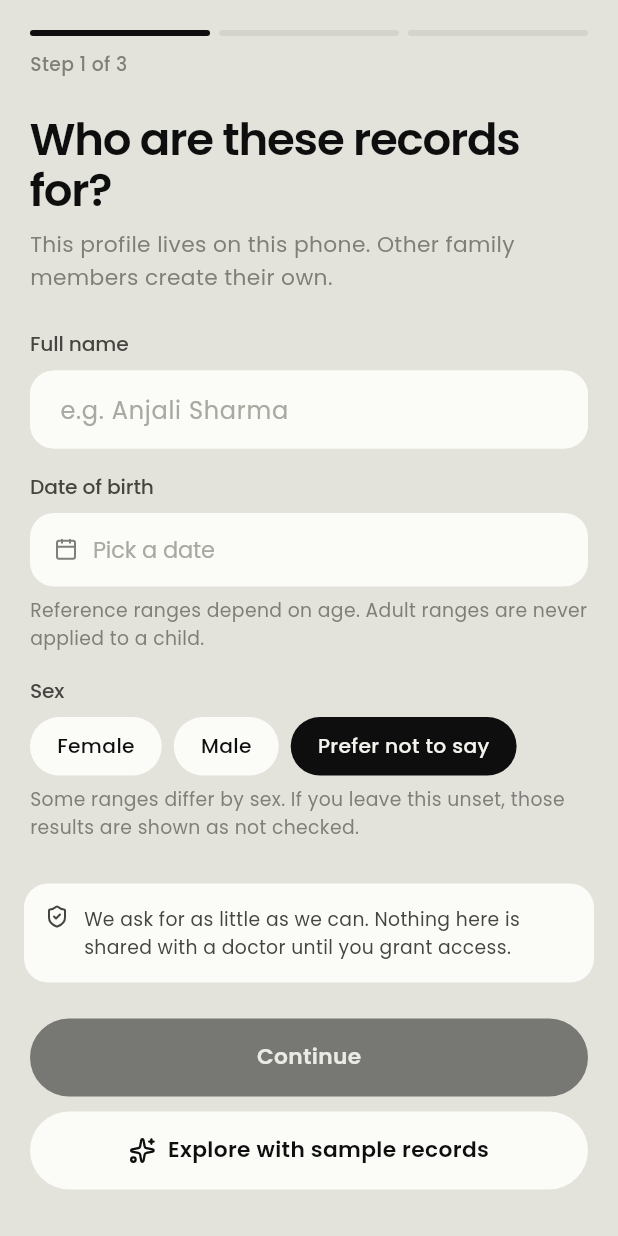
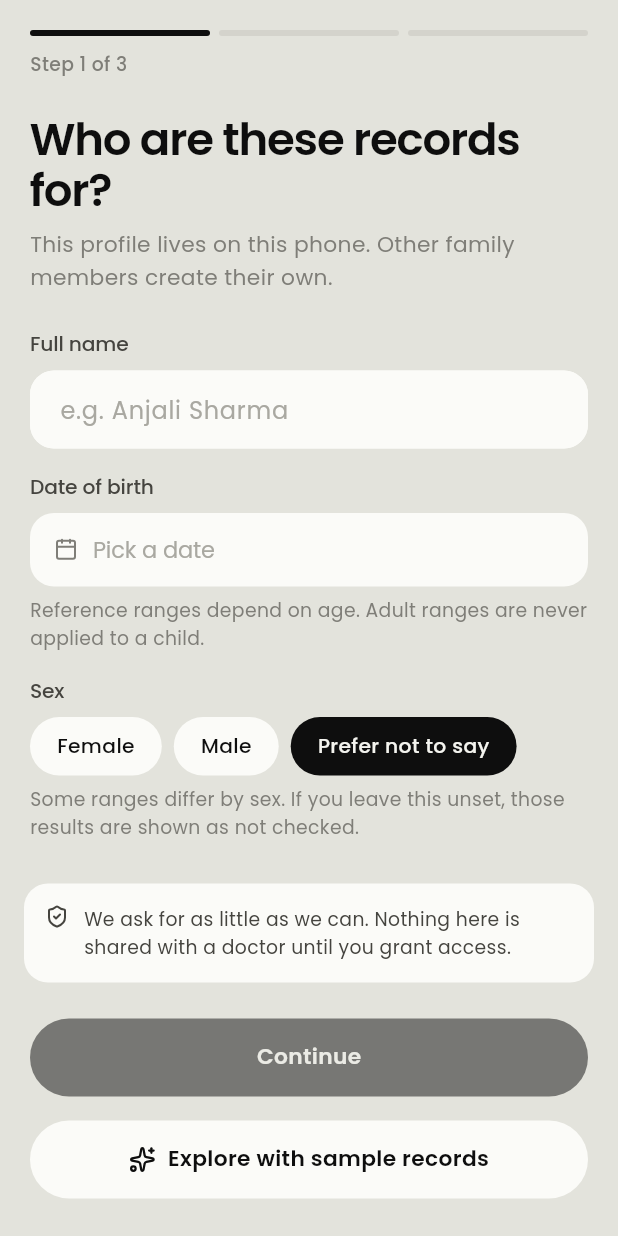
Before and after one commit to anishraj2347-gif/lifetrack-health, a Flutter app: the screen it shows after launch, on a phone screen of 412 x 824 dp. Run offline on Flutter 3.47's test engine with Material 3 defaults, Android fonts, the phone set to English and light mode, and no system bars; our stand-ins replace flutter_secure_storage, image_picker, lucide_icons_flutter, qr_flutter, shared_preferences; missing offline and left inert: cryptography, flutter_zxing.

Commit message:
More room on the prescription, originals and onboarding screens
Co-Authored-By: Claude Opus 5.5 <noreply@anthropic.com>

```diff
--- a/app/lib/src/ui/screens/onboarding_screen.dart
+++ b/app/lib/src/ui/screens/onboarding_screen.dart
@@ -113,7 +113,7 @@ class _OnboardingScreenState extends State<OnboardingScreen> {
           child: SlabButton('Continue', onPressed: ready && !_busy ? () => _createProfile(demo: false) : null),
         ),
         Padding(
-          padding: const EdgeInsets.fromLTRB(20, 0, 20, 28),
+          padding: const EdgeInsets.fromLTRB(20, 6, 20, 28),
           child: SlabButton('Explore with sample records', variant: ButtonVariant.outline, icon: LucideIcons.sparkles, onPressed: _busy ? null : () => _createProfile(demo: true)),
         ),
       ],
--- a/app/lib/src/ui/screens/originals_viewer.dart
+++ b/app/lib/src/ui/screens/originals_viewer.dart
@@ -63,7 +63,7 @@ class OriginalsStrip extends StatelessWidget {
         if (pages == null) return const SizedBox.shrink();
         if (pages.isEmpty) {
           return Padding(
-            padding: const EdgeInsets.fromLTRB(20, 0, 20, 8),
+            padding: const EdgeInsets.fromLTRB(20, 0, 20, 14),
             child: Text(record.attachmentId == null ? 'No original attached.' : 'The original is not on this phone.', style: LT.small),
           );
         }
--- a/app/lib/src/ui/widgets/prescription_card.dart
+++ b/app/lib/src/ui/widgets/prescription_card.dart
@@ -66,7 +66,7 @@ class PrescriptionCard extends StatelessWidget {
               const SizedBox(width: 8),
               _slot(LucideIcons.moon, 'Night', d.night),
             ]),
-            const SizedBox(height: 12),
+            const SizedBox(height: 16),
             Row(children: [
               const Icon(LucideIcons.utensils, size: 16, color: LT.ink3),
               const SizedBox(width: 8),
```
